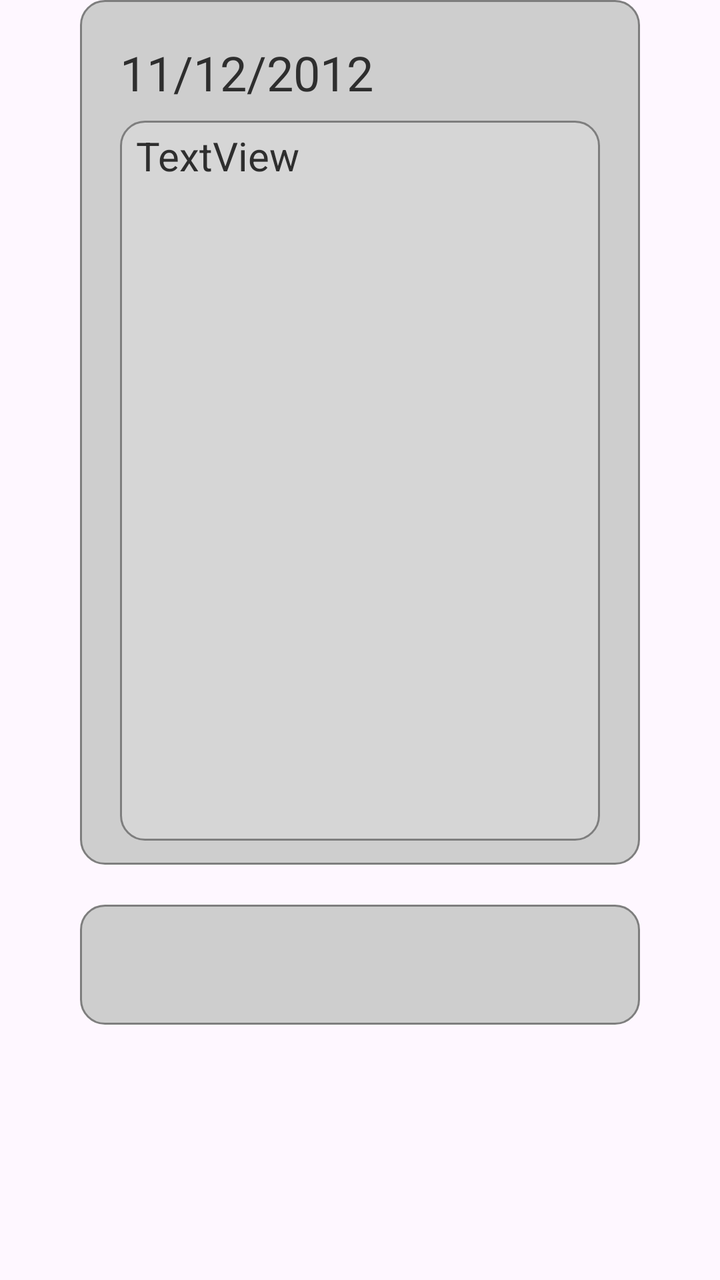
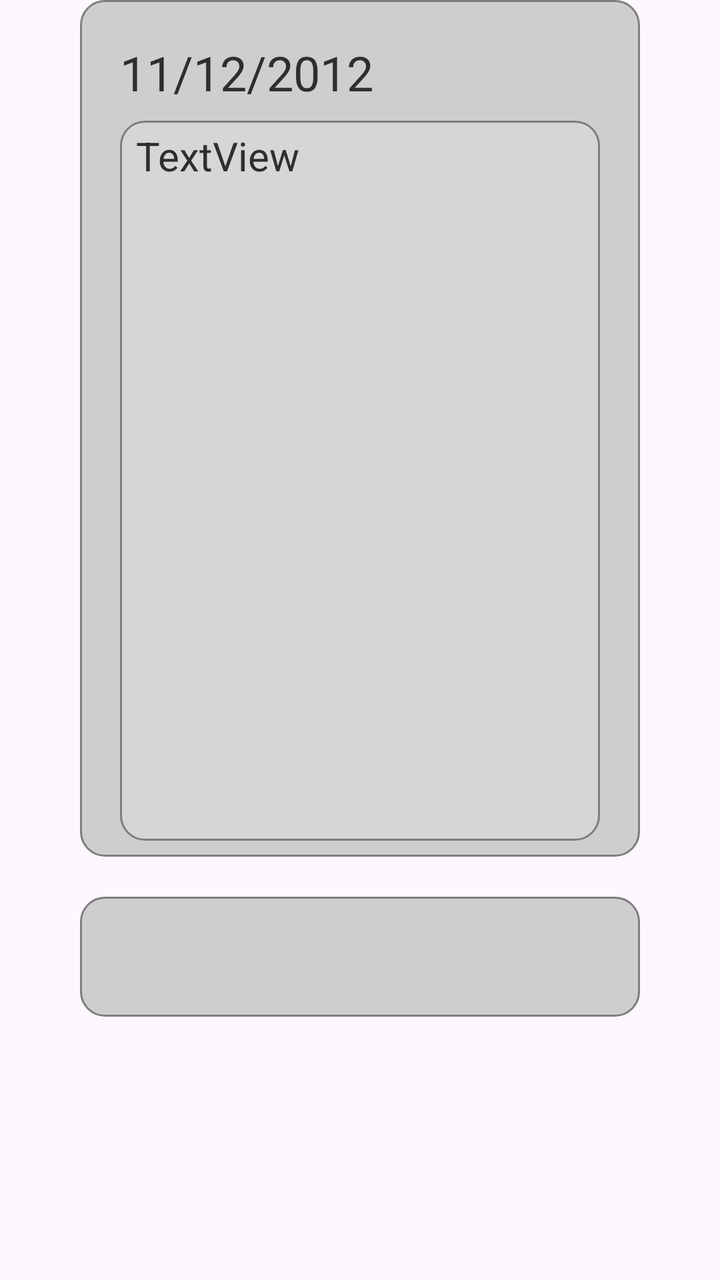

Screens rendered from an Android XML layout before and after an edit, with the pre-edit source and the edit as a unified diff.
<!-- AndroidManifest.xml: application theme Theme.TraigaBT6 -->
<!-- res/layout/image_item_back.xml -->
<?xml version="1.0" encoding="utf-8"?>
<androidx.constraintlayout.widget.ConstraintLayout xmlns:android="http://schemas.android.com/apk/res/android"
    xmlns:app="http://schemas.android.com/apk/res-auto"
    xmlns:tools="http://schemas.android.com/tools"
    android:layout_width="match_parent"
    android:layout_height="match_parent">

    <androidx.constraintlayout.widget.ConstraintLayout
        android:id="@+id/constraintLayout"
        android:layout_width="wrap_content"
        android:layout_height="wrap_content"
        android:background="@drawable/item_drawable"
        android:paddingStart="20dp"
        android:paddingTop="20dp"
        android:paddingEnd="20dp"
        android:paddingBottom="8dp"
        app:layout_constraintEnd_toEndOf="parent"
        app:layout_constraintStart_toStartOf="parent"
        app:layout_constraintTop_toTopOf="parent">


        <TextView
            android:id="@+id/date"
            android:layout_width="wrap_content"
            android:layout_height="wrap_content"
            android:text="11/12/2012"
            android:textColor="#2E2E2E"
            android:textSize="24sp"
            app:layout_constraintStart_toStartOf="parent"
            app:layout_constraintTop_toTopOf="parent" />

        <ScrollView
            android:layout_width="240dp"
            android:layout_height="0dp"
            android:layout_marginTop="8dp"
            android:layout_marginBottom="4dp"
            android:background="@drawable/content_scrollview"
            android:fillViewport="true"
            app:layout_constraintBottom_toBottomOf="parent"
            app:layout_constraintEnd_toEndOf="parent"
            app:layout_constraintHeight_min="360dp"
            app:layout_constraintStart_toStartOf="parent"
            app:layout_constraintTop_toBottomOf="@+id/date">

            <LinearLayout
                android:layout_width="match_parent"
                android:layout_height="wrap_content"
                android:orientation="vertical"
                android:paddingStart="8dp"
                android:paddingTop="4dp"
                android:paddingEnd="8dp">

                <TextView
                    android:id="@+id/content"
                    android:layout_width="wrap_content"
                    android:layout_height="wrap_content"
                    android:text="TextView"
                    android:textColor="#2E2E2E"
                    android:textSize="20sp" />
            </LinearLayout>
        </ScrollView>
    </androidx.constraintlayout.widget.ConstraintLayout>

    <androidx.constraintlayout.widget.ConstraintLayout
        android:layout_width="0dp"
        android:layout_height="60dp"
        android:layout_marginTop="20dp"
        android:background="@drawable/item_drawable"
        app:layout_constraintEnd_toEndOf="@id/constraintLayout"
        app:layout_constraintStart_toStartOf="@id/constraintLayout"
        app:layout_constraintTop_toBottomOf="@id/constraintLayout">

    </androidx.constraintlayout.widget.ConstraintLayout>

</androidx.constraintlayout.widget.ConstraintLayout>
<!-- resources referenced by this layout -->
<resources>
  <!-- drawable content_scrollview (drawable) -->
  <?xml version="1.0" encoding="utf-8"?>
  <shape xmlns:android="http://schemas.android.com/apk/res/android">
      <solid android:color="#D6D6D6"/>
      <corners android:radius="12dp"/>
      <stroke
          android:width="1dp"
          android:color="#7E7E7E"/>
  </shape>
  <!-- drawable item_drawable (drawable) -->
  <?xml version="1.0" encoding="utf-8"?>
  <shape xmlns:android="http://schemas.android.com/apk/res/android">
  
      <solid android:color="#CECECE"></solid>
      <corners android:radius="12dp"></corners>
      <stroke
          android:width="1dp"
          android:color="#7E7E7E">
      </stroke>
  </shape>
  <style name="Theme.TraigaBT6" parent="Base.Theme.TraigaBT6" />
  <style name="Base.Theme.TraigaBT6" parent="Theme.Material3.DayNight.NoActionBar">
          
          
      </style>
</resources>

<!-- the commit's change to res/layout/image_item_back.xml (unified diff, before → after) -->
@@ -30,17 +30,16 @@
             app:layout_constraintTop_toTopOf="parent" />
 
         <ScrollView
+            android:id="@+id/scrollView"
             android:layout_width="240dp"
-            android:layout_height="0dp"
+            android:layout_height="360dp"
             android:layout_marginTop="8dp"
-            android:layout_marginBottom="4dp"
             android:background="@drawable/content_scrollview"
             android:fillViewport="true"
-            app:layout_constraintBottom_toBottomOf="parent"
+            android:scrollbars="vertical"
             app:layout_constraintEnd_toEndOf="parent"
-            app:layout_constraintHeight_min="360dp"
             app:layout_constraintStart_toStartOf="parent"
-            app:layout_constraintTop_toBottomOf="@+id/date">
+            app:layout_constraintTop_toBottomOf="@id/date">
 
             <LinearLayout
                 android:layout_width="match_parent"
@@ -48,16 +47,19 @@
                 android:orientation="vertical"
                 android:paddingStart="8dp"
                 android:paddingTop="4dp"
-                android:paddingEnd="8dp">
+                android:paddingEnd="8dp"
+                android:paddingBottom="8dp">
 
                 <TextView
                     android:id="@+id/content"
-                    android:layout_width="wrap_content"
+                    android:layout_width="match_parent"
                     android:layout_height="wrap_content"
                     android:text="TextView"
                     android:textColor="#2E2E2E"
                     android:textSize="20sp" />
+
             </LinearLayout>
+
         </ScrollView>
     </androidx.constraintlayout.widget.ConstraintLayout>
 
